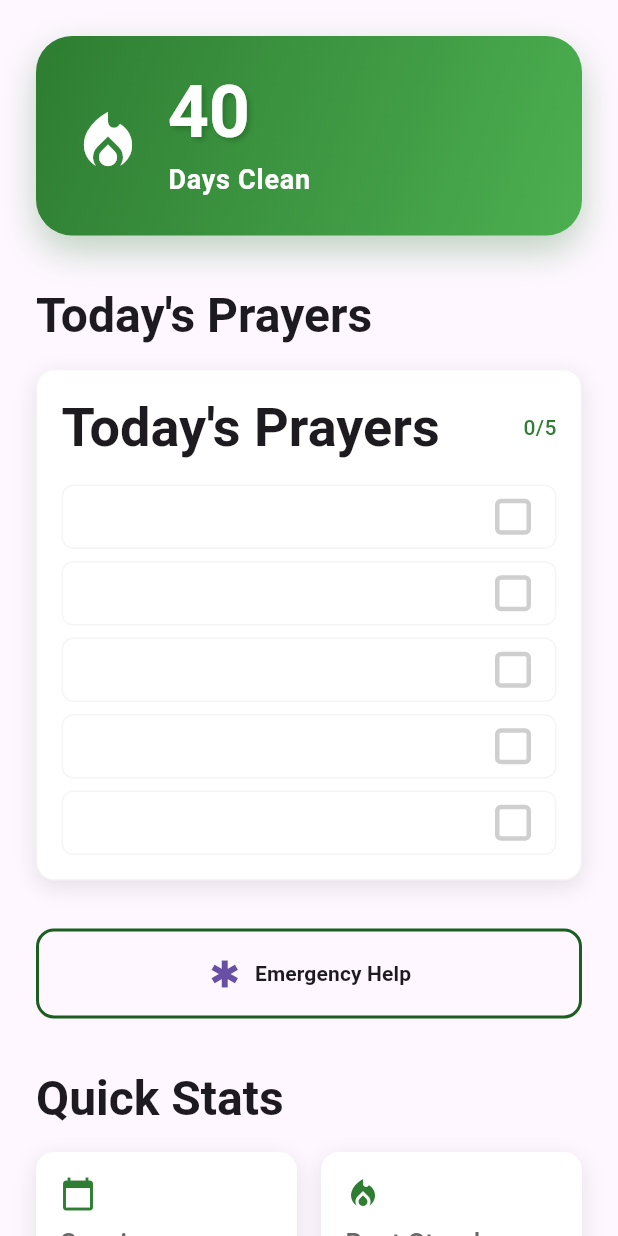
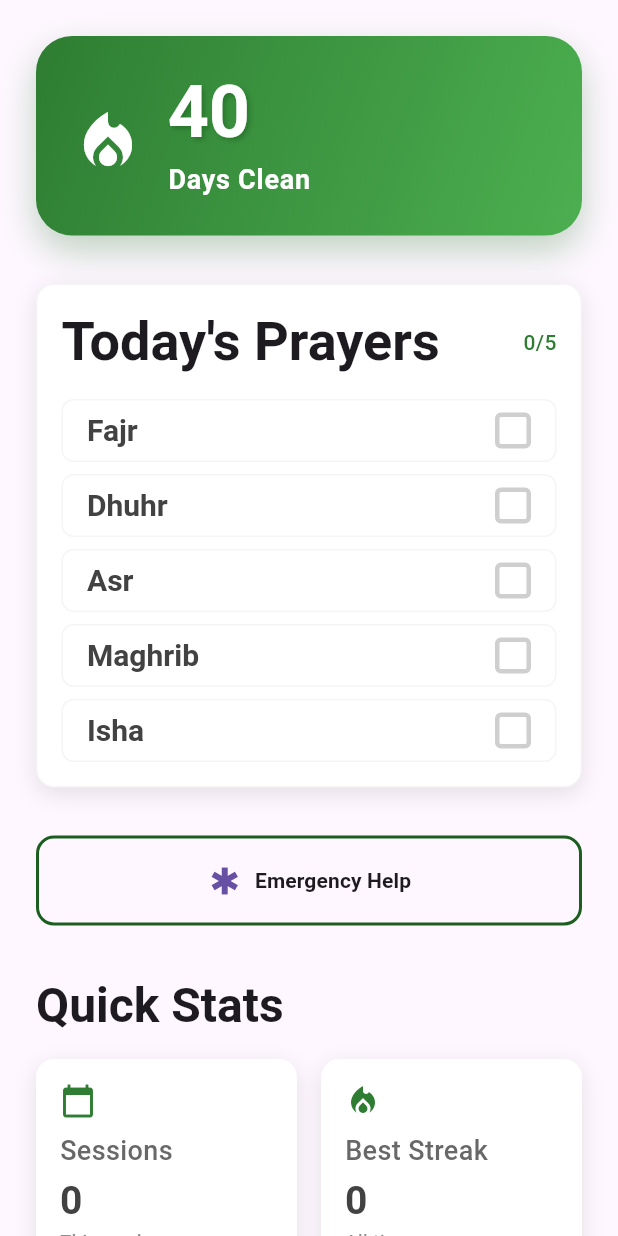
Before and after one commit to kq1231/escape, a Flutter app: the HomeScreen screen opened directly, on a phone screen of 412 x 824 dp. Run offline on Flutter 3.47's test engine with Material 3 defaults, Android fonts, the light colour scheme and no system bars; our stand-ins replace carousel_slider, fl_chart, flutter_riverpod, google_fonts, objectbox, riverpod_annotation and 1 more; accounts and stored records are empty; generated files the repository leaves out were written again.

Commit message:
finalize prayer tracking feature, Alhamdulillah!

```diff
--- a/lib/features/prayer/atoms/triple_state_checkbox.dart
+++ b/lib/features/prayer/atoms/triple_state_checkbox.dart
@@ -11,14 +11,12 @@ class TripleStateCheckbox extends StatefulWidget {
   final CheckboxState state;
   final ValueChanged<CheckboxState>? onChanged;
   final double size;
-  final int tapCount; // Track tap count for this specific checkbox
 
   const TripleStateCheckbox({
     super.key,
     this.state = CheckboxState.empty,
     this.onChanged,
     this.size = 24.0,
-    this.tapCount = 0,
   });
 
   @override
@@ -26,38 +24,18 @@ class TripleStateCheckbox extends StatefulWidget {
 }
 
 class _TripleStateCheckboxState extends State<TripleStateCheckbox> {
-  late int _tapCount;
-
-  @override
-  void initState() {
-    super.initState();
-    _tapCount = widget.tapCount;
-  }
-
-  @override
-  void didUpdateWidget(covariant TripleStateCheckbox oldWidget) {
-    super.didUpdateWidget(oldWidget);
-    if (oldWidget.tapCount != widget.tapCount) {
-      _tapCount = widget.tapCount;
-    }
-  }
-
   void _handleTap() {
     if (widget.onChanged == null) return;
 
-    setState(() {
-      _tapCount++;
-    });
-
-    // Cycle through states based on tap count
-    switch (_tapCount % 3) {
-      case 1: // First tap - checked
+    // Cycle through states based on current state
+    switch (widget.state) {
+      case CheckboxState.empty:
         widget.onChanged!(CheckboxState.checked);
         break;
-      case 2: // Second tap - unchecked
+      case CheckboxState.checked:
         widget.onChanged!(CheckboxState.unchecked);
         break;
-      case 0: // Third tap - empty (reset)
+      case CheckboxState.unchecked:
         widget.onChanged!(CheckboxState.empty);
         break;
     }
@@ -86,9 +64,7 @@ class _TripleStateCheckboxState extends State<TripleStateCheckbox> {
       case CheckboxState.checked:
         return AppTheme.primaryGreen;
       case CheckboxState.unchecked:
-        return Theme.of(context).brightness == Brightness.dark
-            ? const Color(0xFF2A2A2A)
-            : AppTheme.white;
+        return AppTheme.errorRed; // Red background for unchecked state
       case CheckboxState.empty:
         return Theme.of(context).brightness == Brightness.dark
             ? const Color(0xFF2A2A2A)
@@ -103,9 +79,7 @@ class _TripleStateCheckboxState extends State<TripleStateCheckbox> {
       case CheckboxState.checked:
         return AppTheme.primaryGreen;
       case CheckboxState.unchecked:
-        return Theme.of(context).brightness == Brightness.dark
-            ? AppTheme.mediumGray
-            : AppTheme.mediumGray;
+        return AppTheme.errorRed; // Red border for unchecked state
       case CheckboxState.empty:
         return Theme.of(context).brightness == Brightness.dark
             ? AppTheme.mediumGray.withValues(alpha: 0.5)
@@ -124,6 +98,11 @@ class _TripleStateCheckboxState extends State<TripleStateCheckbox> {
           color: AppTheme.white,
         );
       case CheckboxState.unchecked:
+        return Icon(
+          Icons.close,
+          size: widget.size * 0.7,
+          color: AppTheme.white, // White "X" for unchecked state
+        );
       case CheckboxState.empty:
         return null;
     }
--- a/lib/features/prayer/molecules/daily_prayer_grid.dart
+++ b/lib/features/prayer/molecules/daily_prayer_grid.dart
@@ -40,7 +40,9 @@ class DailyPrayerGrid extends StatelessWidget {
     return Container(
       padding: const EdgeInsets.all(AppTheme.spacingM),
       decoration: BoxDecoration(
-        color: AppTheme.white,
+        color: Theme.of(context).brightness == Brightness.dark
+            ? Theme.of(context).colorScheme.surface
+            : AppTheme.white,
         borderRadius: BorderRadius.circular(AppTheme.radiusL),
         border: Border.all(color: AppTheme.lightGray),
         boxShadow: AppTheme.cardShadow,
@@ -74,10 +76,15 @@ class DailyPrayerGrid extends StatelessWidget {
             return Column(
               children: [
                 PrayerRow(
+                  prayerName: prayerName,
                   prayer: prayer,
                   onStateChanged: onPrayerStateChanged != null
                       ? (state) => onPrayerStateChanged!(
-                          prayer ?? Prayer(name: prayerName),
+                          prayer ??
+                              Prayer(
+                                name: prayerName,
+                                isCompleted: state == CheckboxState.checked,
+                              ),
                           state,
                         )
                       : null,
--- a/lib/features/prayer/molecules/prayer_row.dart
+++ b/lib/features/prayer/molecules/prayer_row.dart
@@ -5,11 +5,18 @@ import 'package:escape/theme/app_theme.dart';
 import 'package:escape/models/prayer_model.dart';
 
 class PrayerRow extends StatelessWidget {
+  final String? prayerName;
   final Prayer? prayer;
   final ValueChanged<CheckboxState>? onStateChanged;
   final VoidCallback? onTap;
 
-  const PrayerRow({super.key, this.prayer, this.onStateChanged, this.onTap});
+  const PrayerRow({
+    super.key,
+    this.prayerName,
+    this.prayer,
+    this.onStateChanged,
+    this.onTap,
+  });
 
   @override
   Widget build(BuildContext context) {
@@ -18,13 +25,34 @@ class PrayerRow extends StatelessWidget {
     if (prayer == null) {
       checkboxState = CheckboxState.empty;
     } else {
-      checkboxState = prayer!.isCompleted
-          ? CheckboxState.checked
-          : CheckboxState.unchecked;
+      switch (prayer?.isCompleted) {
+        case true:
+          checkboxState = CheckboxState.checked;
+          break;
+        case false:
+          checkboxState = CheckboxState.unchecked;
+          break;
+        case null:
+          checkboxState = CheckboxState.empty;
+          break;
+      }
     }
 
     return GestureDetector(
-      onTap: onTap,
+      onTap: () {
+        onTap?.call();
+        switch (checkboxState) {
+          case CheckboxState.empty:
+            onStateChanged?.call(CheckboxState.checked);
+            break;
+          case CheckboxState.checked:
+            onStateChanged?.call(CheckboxState.unchecked);
+            break;
+          case CheckboxState.unchecked:
+            onStateChanged?.call(CheckboxState.empty);
+            break;
+        }
+      },
       child: Container(
         padding: const EdgeInsets.symmetric(
           horizontal: AppTheme.spacingM,
@@ -44,7 +72,7 @@ class PrayerRow extends StatelessWidget {
         child: Row(
           mainAxisAlignment: MainAxisAlignment.spaceBetween,
           children: [
-            PrayerTimeLabel(prayerName: prayer?.name ?? ''),
+            PrayerTimeLabel(prayerName: prayer?.name ?? prayerName ?? ''),
             TripleStateCheckbox(
               state: checkboxState,
               onChanged: onStateChanged,
--- a/lib/repositories/streak_repository.dart
+++ b/lib/repositories/streak_repository.dart
@@ -6,9 +6,9 @@ import '../models/streak_model.dart';
 
 part 'streak_repository.g.dart';
 
-@Riverpod()
+@Riverpod(keepAlive: true)
 class StreakRepository extends _$StreakRepository {
-  late final Box<Streak> _streakBox;
+  late Box<Streak> _streakBox;
 
   @override
   FutureOr<void> build() async {
--- a/lib/screens/home_screen.dart
+++ b/lib/screens/home_screen.dart
@@ -66,17 +66,6 @@ class HomeScreen extends ConsumerWidget {
 
             const SizedBox(height: AppTheme.spacingXL),
 
-            // Quick Prayer Status Summary
-            Text(
-              'Today\'s Prayers',
-              style: Theme.of(context).textTheme.headlineMedium?.copyWith(
-                fontWeight: FontWeight.bold,
-                fontSize: 32, // Increased from default headlineMedium size
-              ),
-            ),
-
-            const SizedBox(height: AppTheme.spacingM),
-
             // Prayer grid
             todaysPrayersAsync.when(
               data: (prayers) {
@@ -92,7 +81,11 @@ class HomeScreen extends ConsumerWidget {
                           final newPrayer = Prayer(
                             name: prayer.name,
                             isCompleted: true,
-                            date: DateTime.now(),
+                            date: DateTime(
+                              DateTime.now().year,
+                              DateTime.now().month,
+                              DateTime.now().day,
+                            ),
                           );
                           ref
                               .read(prayerRepositoryProvider.notifier)
@@ -114,7 +107,11 @@ class HomeScreen extends ConsumerWidget {
                           final newPrayer = Prayer(
                             name: prayer.name,
                             isCompleted: false,
-                            date: DateTime.now(),
+                            date: DateTime(
+                              DateTime.now().year,
+                              DateTime.now().month,
+                              DateTime.now().day,
+                            ),
                           );
                           ref
                               .read(prayerRepositoryProvider.notifier)
--- a/lib/theme/app_theme.dart
+++ b/lib/theme/app_theme.dart
@@ -42,21 +42,21 @@ class AppTheme {
     height: 1.4,
   );
 
-  static TextStyle get bodyLarge => GoogleFonts.robotoMono(
+  static TextStyle get bodyLarge => GoogleFonts.aBeeZee(
     fontSize: 18, // Increased from 16
     fontWeight: FontWeight.w500, // Changed from normal to w500
     color: darkGray,
     height: 1.5,
   );
 
-  static TextStyle get bodyMedium => GoogleFonts.robotoMono(
+  static TextStyle get bodyMedium => GoogleFonts.aBeeZee(
     fontSize: 16, // Increased from 14
     fontWeight: FontWeight.w500, // Changed from normal to w500
     color: darkGray,
     height: 1.5,
   );
 
-  static TextStyle get bodySmall => GoogleFonts.robotoMono(
+  static TextStyle get bodySmall => GoogleFonts.aBeeZee(
     fontSize: 14, // Increased from 12
     fontWeight: FontWeight.normal,
     color: primaryGreen,
@@ -103,21 +103,21 @@ class AppTheme {
     height: 1.4,
   );
 
-  static TextStyle get darkBodyLarge => GoogleFonts.robotoMono(
+  static TextStyle get darkBodyLarge => GoogleFonts.aBeeZee(
     fontSize: 18,
     fontWeight: FontWeight.w500,
     color: Colors.white70,
     height: 1.5,
   );
 
-  static TextStyle get darkBodyMedium => GoogleFonts.robotoMono(
+  static TextStyle get darkBodyMedium => GoogleFonts.aBeeZee(
     fontSize: 16,
     fontWeight: FontWeight.w500,
     color: Colors.white70,
     height: 1.5,
   );
 
-  static TextStyle get darkBodySmall => GoogleFonts.robotoMono(
+  static TextStyle get darkBodySmall => GoogleFonts.aBeeZee(
     fontSize: 14,
     fontWeight: FontWeight.normal,
     color: Colors.white60,
```
Also changed, not shown: lib/features/prayer/screens/prayer_tracker_screen.dart (+13 -4 lines), lib/repositories/prayer_repository.dart (+9 -3 lines), lib/providers/prayer_provider.g.dart, lib/repositories/prayer_repository.g.dart, lib/repositories/streak_repository.g.dart.
